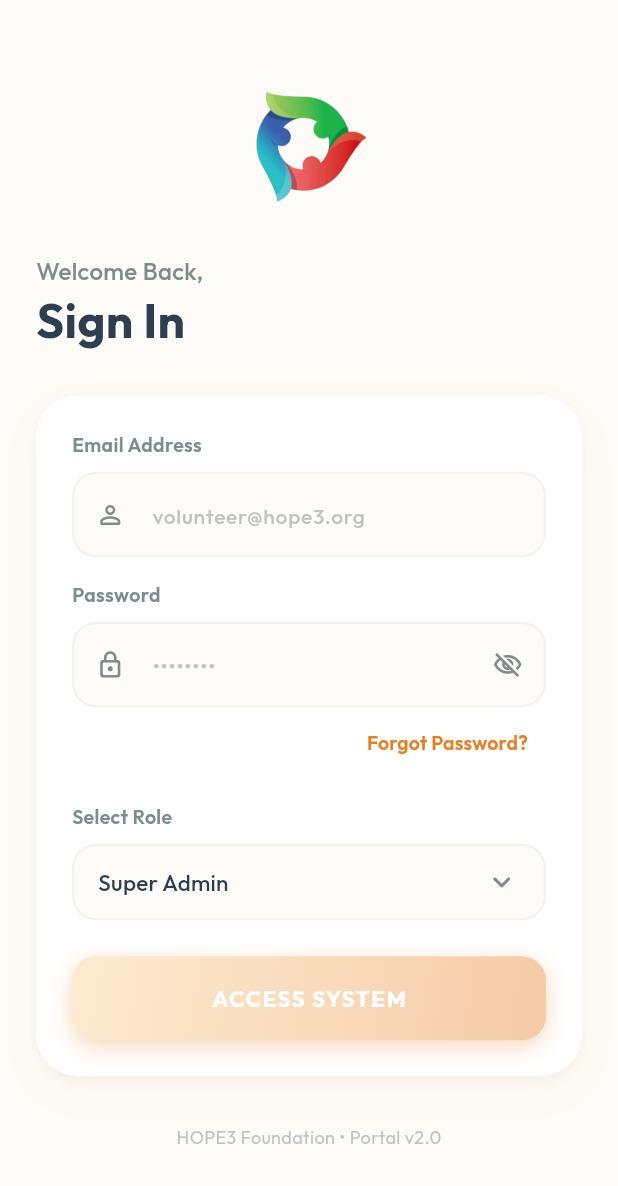
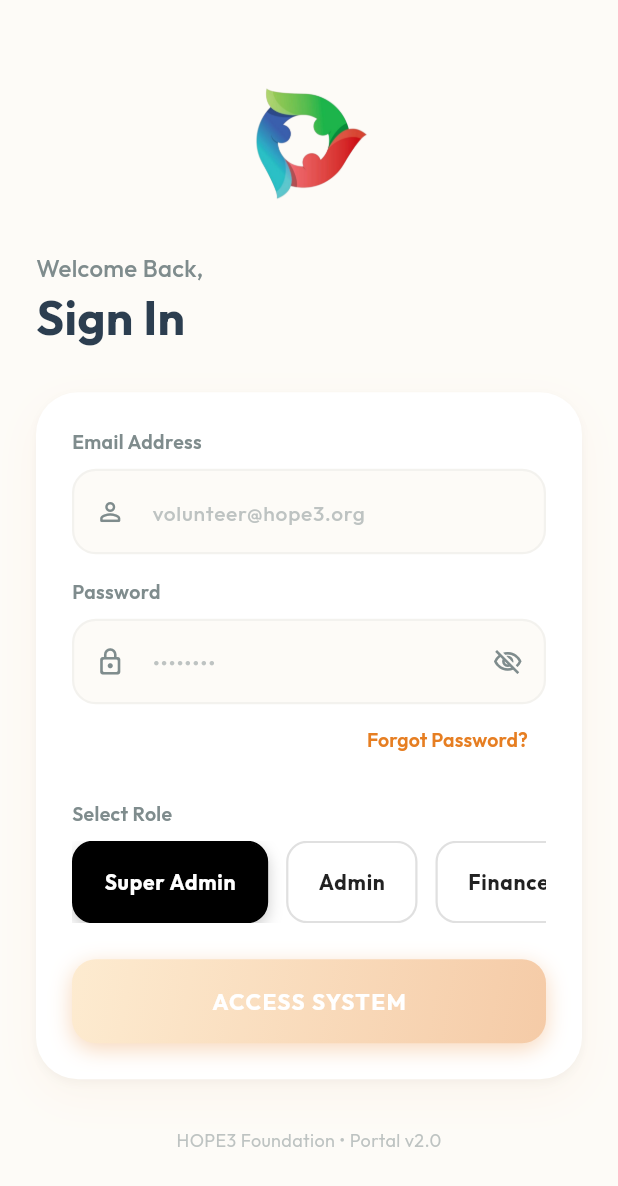
Before and after one commit to Aarif-work/backup-volunteer, a Flutter app: the screen it shows after launch, on a phone screen of 412 x 824 dp. Shown: the top 1186 px of the screen. Run offline on Flutter 3.47's test engine with Material 3 defaults, Android fonts, the phone set to English and light mode, and no system bars; our stand-ins replace google_fonts, image_picker.

Commit message:
just simple ui change

```diff
--- a/lib/screens/login_screen.dart
+++ b/lib/screens/login_screen.dart
@@ -155,29 +155,15 @@ class _LoginScreenState extends State<LoginScreen> {
                         ),
                       ),
                       const SizedBox(height: 8),
-                      Container(
-                        decoration: BoxDecoration(
-                          color: AppTheme.backgroundColor,
-                          borderRadius: BorderRadius.circular(16),
-                          border: Border.all(color: Colors.grey.withOpacity(0.1), width: 1.5),
-                        ),
-                        child: DropdownButtonHideUnderline(
-                          child: DropdownButton<UserRole>(
-                            value: _selectedRole,
-                            isExpanded: true,
-                            icon: const Padding(
-                              padding: EdgeInsets.only(right: 16.0),
-                              child: Icon(Icons.keyboard_arrow_down_rounded, color: AppTheme.secondaryText),
-                            ),
-                            items: const [
-                              DropdownMenuItem(value: UserRole.superAdmin, child: Padding(padding: EdgeInsets.only(left: 16.0), child: Text('Super Admin', style: TextStyle(color: AppTheme.primaryText, fontSize: 15, fontWeight: FontWeight.w500)))),
-                              DropdownMenuItem(value: UserRole.admin, child: Padding(padding: EdgeInsets.only(left: 16.0), child: Text('Admin', style: TextStyle(color: AppTheme.primaryText, fontSize: 15, fontWeight: FontWeight.w500)))),
-                              DropdownMenuItem(value: UserRole.finance, child: Padding(padding: EdgeInsets.only(left: 16.0), child: Text('Finance', style: TextStyle(color: AppTheme.primaryText, fontSize: 15, fontWeight: FontWeight.w500)))),
-                            ],
-                            onChanged: (val) {
-                              if (val != null) setState(() => _selectedRole = val);
-                            },
-                          ),
+                      SizedBox(
+                        height: 55,
+                        child: ListView(
+                          scrollDirection: Axis.horizontal,
+                          children: [
+                            _buildRoleChip('Super Admin', UserRole.superAdmin),
+                            _buildRoleChip('Admin', UserRole.admin),
+                            _buildRoleChip('Finance', UserRole.finance),
+                          ],
                         ),
                       ),
                       const SizedBox(height: 24),
@@ -285,4 +271,36 @@ class _LoginScreenState extends State<LoginScreen> {
       ],
     );
   }
+
+  Widget _buildRoleChip(String label, UserRole role) {
+    final isSelected = _selectedRole == role;
+    return GestureDetector(
+      onTap: () {
+        if (!isSelected) setState(() => _selectedRole = role);
+      },
+      child: AnimatedContainer(
+        duration: const Duration(milliseconds: 200),
+        margin: const EdgeInsets.only(right: 12),
+        padding: const EdgeInsets.symmetric(horizontal: 20, vertical: 10),
+        decoration: BoxDecoration(
+          color: isSelected ? Colors.black : Colors.white,
+          borderRadius: BorderRadius.circular(14),
+          border: Border.all(color: isSelected ? Colors.black : Colors.grey.shade300, width: 1.5),
+          boxShadow: isSelected
+            ? [BoxShadow(color: Colors.black.withOpacity(0.2), blurRadius: 8, offset: const Offset(0, 4))]
+            : [],
+        ),
+        child: Center(
+          child: Text(
+            label,
+            style: TextStyle(
+              color: isSelected ? Colors.white : Colors.black87,
+              fontWeight: FontWeight.bold,
+              letterSpacing: 0.5,
+            ),
+          ),
+        ),
+      ),
+    );
+  }
 }
```
Also changed, not shown: lib/screens/student_directory_screen.dart (+37 -24 lines).
